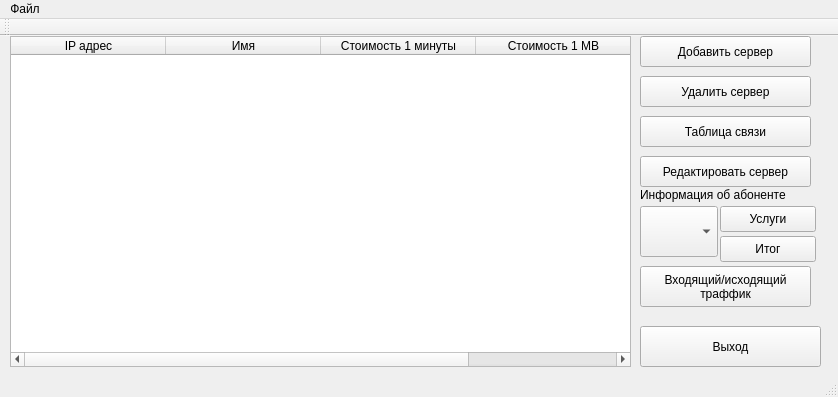
xakep666/OOP-Lab3_v22, file GuiApp/mainwindow.ui: the form before one commit.
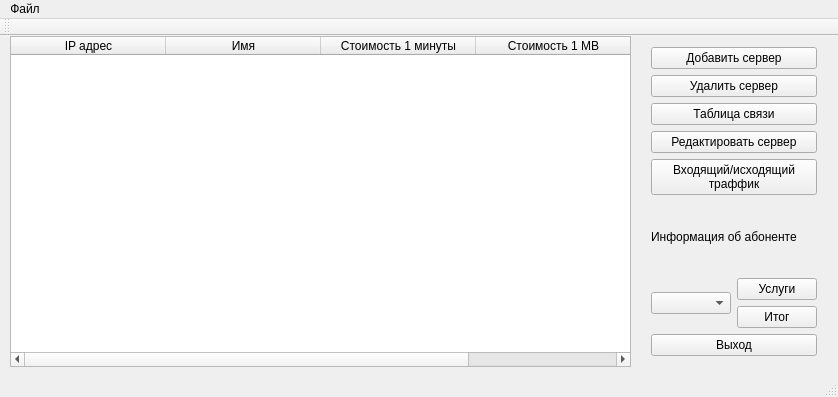
The form after the commit. Custom widgets are drawn as their Qt base class.

Commit message: Some beautifying (tab-orders, layouts)

What changed in the file:
```diff
--- a/GuiApp/mainwindow.ui
+++ b/GuiApp/mainwindow.ui
@@ -65,133 +65,92 @@
      </property>
     </column>
    </widget>
-   <widget class="QPushButton" name="addserver">
+   <widget class="QWidget" name="">
     <property name="geometry">
      <rect>
       <x>640</x>
       <y>0</y>
-      <width>171</width>
-      <height>31</height>
+      <width>188</width>
+      <height>331</height>
      </rect>
     </property>
-    <property name="text">
-     <string>Добавить сервер</string>
-    </property>
-   </widget>
-   <widget class="QPushButton" name="removeServer">
-    <property name="geometry">
-     <rect>
-      <x>640</x>
-      <y>40</y>
-      <width>171</width>
-      <height>31</height>
-     </rect>
-    </property>
-    <property name="text">
-     <string>Удалить сервер</string>
-    </property>
-   </widget>
-   <widget class="QPushButton" name="linktableShow">
-    <property name="geometry">
-     <rect>
-      <x>640</x>
-      <y>80</y>
-      <width>171</width>
-      <height>31</height>
-     </rect>
-    </property>
-    <property name="text">
-     <string>Таблица связи</string>
-    </property>
-   </widget>
-   <widget class="QLabel" name="aboninfoLabel">
-    <property name="geometry">
-     <rect>
-      <x>640</x>
-      <y>150</y>
-      <width>191</width>
-      <height>17</height>
-     </rect>
-    </property>
-    <property name="text">
-     <string>Информация об абоненте</string>
-    </property>
-   </widget>
-   <widget class="AbonentList" name="abonentList">
-    <property name="geometry">
-     <rect>
-      <x>640</x>
-      <y>170</y>
-      <width>78</width>
-      <height>51</height>
-     </rect>
-    </property>
-   </widget>
-   <widget class="QPushButton" name="abonentInfo">
-    <property name="geometry">
-     <rect>
-      <x>720</x>
-      <y>200</y>
-      <width>96</width>
-      <height>26</height>
-     </rect>
-    </property>
-    <property name="text">
-     <string>Итог</string>
-    </property>
-   </widget>
-   <widget class="QPushButton" name="editServer">
-    <property name="geometry">
-     <rect>
-      <x>640</x>
-      <y>120</y>
-      <width>171</width>
-      <height>31</height>
-     </rect>
-    </property>
-    <property name="text">
-     <string>Редактировать сервер</string>
-    </property>
-   </widget>
-   <widget class="QPushButton" name="servicesButton">
-    <property name="geometry">
-     <rect>
-      <x>720</x>
-      <y>170</y>
-      <width>96</width>
-      <height>26</height>
-     </rect>
-    </property>
-    <property name="text">
-     <string>Услуги</string>
-    </property>
-   </widget>
-   <widget class="QPushButton" name="exitButton">
-    <property name="geometry">
-     <rect>
-      <x>640</x>
-      <y>290</y>
-      <width>181</width>
-      <height>41</height>
-     </rect>
-    </property>
-    <property name="text">
-     <string>Выход</string>
-    </property>
-   </widget>
-   <widget class="QPushButton" name="IOTrafficButton">
-    <property name="geometry">
-     <rect>
-      <x>640</x>
-      <y>230</y>
-      <width>171</width>
-      <height>41</height>
-     </rect>
-    </property>
-    <property name="text">
-     <string>Входящий/исходящий
+    <layout class="QVBoxLayout" name="verticalLayout_2">
+     <item>
+      <widget class="QPushButton" name="addserver">
+       <property name="text">
+        <string>Добавить сервер</string>
+       </property>
+      </widget>
+     </item>
+     <item>
+      <widget class="QPushButton" name="removeServer">
+       <property name="text">
+        <string>Удалить сервер</string>
+       </property>
+      </widget>
+     </item>
+     <item>
+      <widget class="QPushButton" name="linktableShow">
+       <property name="text">
+        <string>Таблица связи</string>
+       </property>
+      </widget>
+     </item>
+     <item>
+      <widget class="QPushButton" name="editServer">
+       <property name="text">
+        <string>Редактировать сервер</string>
+       </property>
+      </widget>
+     </item>
+     <item>
+      <widget class="QPushButton" name="IOTrafficButton">
+       <property name="text">
+        <string>Входящий/исходящий
 траффик</string>
-    </property>
+       </property>
+      </widget>
+     </item>
+     <item>
+      <widget class="QLabel" name="aboninfoLabel">
+       <property name="text">
+        <string>Информация об абоненте</string>
+       </property>
+      </widget>
+     </item>
+     <item>
+      <layout class="QHBoxLayout" name="horizontalLayout">
+       <item>
+        <widget class="AbonentList" name="abonentList"/>
+       </item>
+       <item>
+        <layout class="QVBoxLayout" name="verticalLayout">
+         <item>
+          <widget class="QPushButton" name="servicesButton">
+           <property name="text">
+            <string>Услуги</string>
+           </property>
+          </widget>
+         </item>
+         <item>
+          <widget class="QPushButton" name="abonentInfo">
+           <property name="text">
+            <string>Итог</string>
+           </property>
+          </widget>
+         </item>
+        </layout>
+       </item>
+      </layout>
+     </item>
+     <item>
+      <widget class="QPushButton" name="exitButton">
+       <property name="text">
+        <string>Выход</string>
+       </property>
+      </widget>
+     </item>
+    </layout>
    </widget>
   </widget>
   <widget class="QMenuBar" name="menuBar">
```
Left out of the diff: 12 changed lines with no effect on the pictures. The commit also changes 3 other files.
